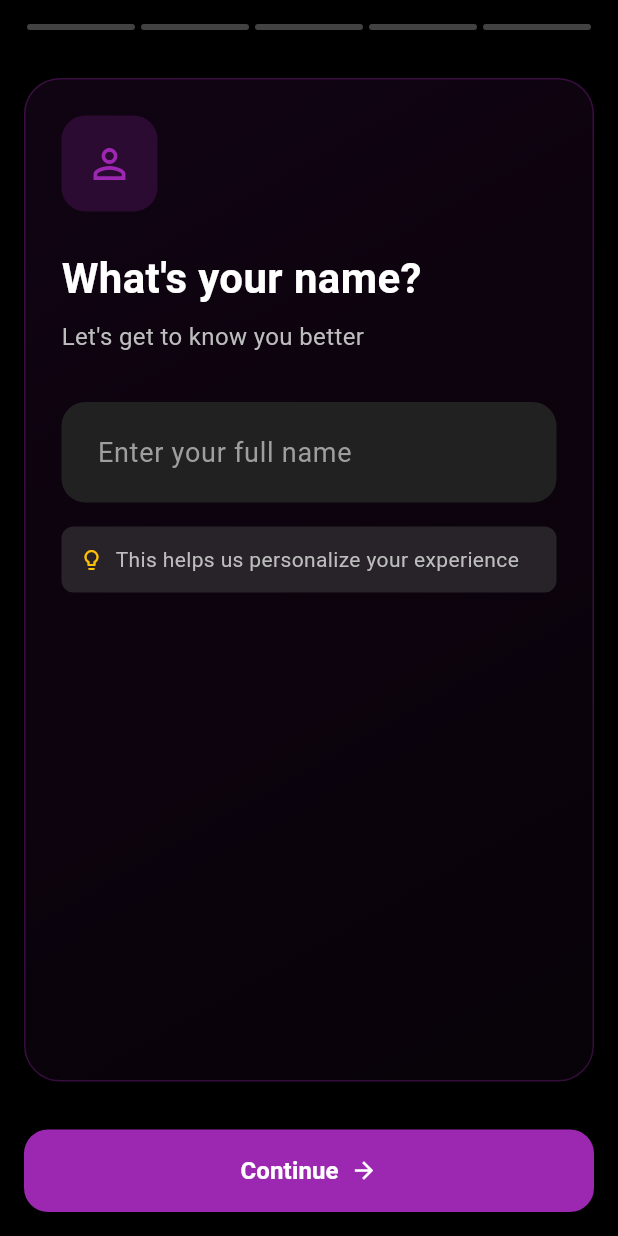
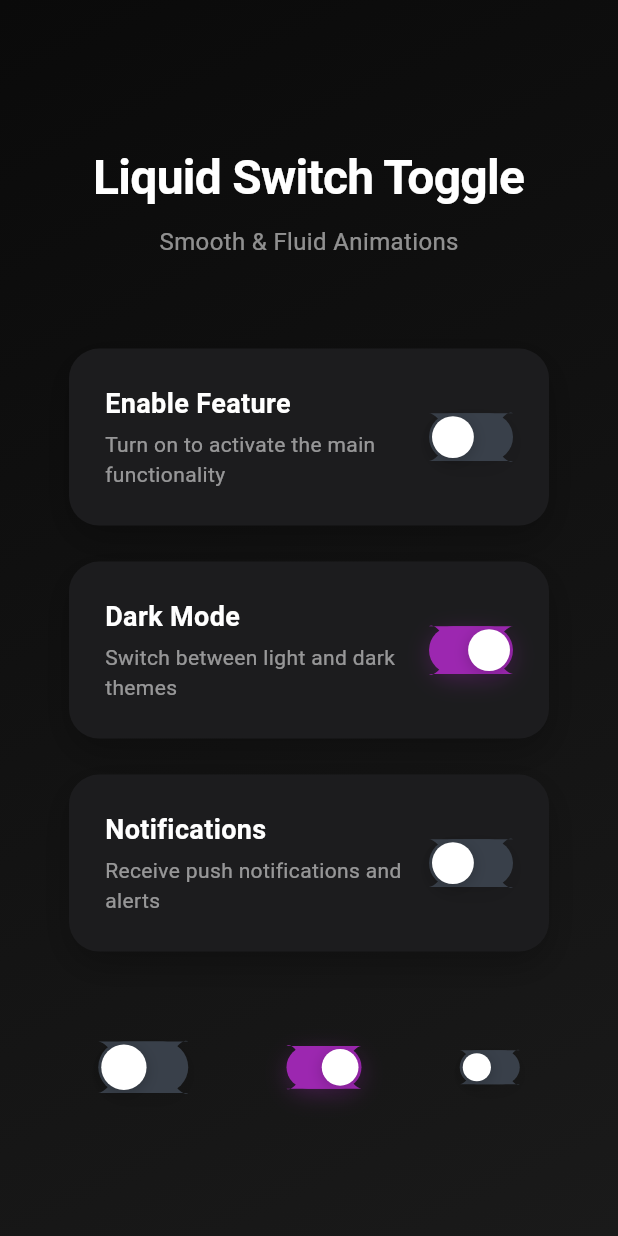
Before and after one commit to pksunny/flutter-ui-and-animations, a Flutter app: the screen it shows after launch, on a phone screen of 412 x 824 dp. Run offline on Flutter 3.47's test engine with Material 3 defaults, Android fonts, the phone set to English and light mode, and no system bars; our stand-ins replace font_awesome_flutter.

Commit message:
Liquid Switch Toggle Animation Added at Index #29

```diff
--- a/lib/main.dart
+++ b/lib/main.dart
@@ -17,6 +17,7 @@ import 'package:futurecore_codex/screens/25-slide-to-confirm-action-bar/slide_to
 import 'package:futurecore_codex/screens/26-fluid-progress-bar/fluid_progress_bar_screen.dart';
 import 'package:futurecore_codex/screens/27-success-checkmark-explosion/success_checkmark_explosion_screen.dart';
 import 'package:futurecore_codex/screens/28-story-style-stepper/story_style_stepper_screen.dart';
+import 'package:futurecore_codex/screens/29-liquid-switch-toggle/liquid_switch_toggle_screen.dart';
 import 'package:futurecore_codex/screens/3-six_nill/six_nill_screen.dart';
 import 'package:futurecore_codex/screens/4-rabbit_loading_animation/rabbit_animations_screen.dart';
 import 'package:futurecore_codex/screens/5-deadline_loading_animation%20copy/deadline_animations_screen.dart';
@@ -45,7 +46,7 @@ class MyApp extends StatelessWidget {
         ),
         useMaterial3: true,
       ),
-      home: StoryStyleStepperScreen()
+      home: LiquidSwitchToggleScreen()
     );
   }
 }
--- /dev/null
+++ b/lib/screens/29-liquid-switch-toggle/liquid_switch_toggle_screen.dart
@@ -0,0 +1,386 @@
+import 'package:flutter/material.dart';
+
+class LiquidSwitchToggleScreen extends StatefulWidget {
+  @override
+  _LiquidSwitchToggleScreenState createState() => _LiquidSwitchToggleScreenState();
+}
+
+class _LiquidSwitchToggleScreenState extends State<LiquidSwitchToggleScreen> {
+  bool _isEnabled = false;
+  bool _isDarkMode = true;
+  bool _notifications = false;
+
+  @override
+  Widget build(BuildContext context) {
+    return Scaffold(
+      backgroundColor: _isDarkMode ? Color(0xFF0A0A0A) : Color(0xFFF8F9FA),
+      body: Container(
+        decoration: BoxDecoration(
+          gradient: LinearGradient(
+            begin: Alignment.topLeft,
+            end: Alignment.bottomRight,
+            colors: _isDarkMode
+              ? [Color(0xFF0A0A0A), Color(0xFF1A1A1A)]
+              : [Color(0xFFF8F9FA), Color(0xFFE9ECEF)],
+          ),
+        ),
+        child: SafeArea(
+          child: Center(
+            child: Column(
+              mainAxisAlignment: MainAxisAlignment.center,
+              children: [
+                Text(
+                  'Liquid Switch Toggle',
+                  style: TextStyle(
+                    fontSize: 32,
+                    fontWeight: FontWeight.w700,
+                    color: _isDarkMode ? Colors.white : Color(0xFF1A1A1A),
+                    letterSpacing: -0.5,
+                  ),
+                ),
+                SizedBox(height: 8),
+                Text(
+                  'Smooth & Fluid Animations',
+                  style: TextStyle(
+                    fontSize: 16,
+                    color: _isDarkMode ? Colors.white54 : Color(0xFF6C757D),
+                    fontWeight: FontWeight.w400,
+                  ),
+                ),
+                SizedBox(height: 60),
+
+                // Main Feature Switch
+                _buildSwitchCard(
+                  'Enable Feature',
+                  'Turn on to activate the main functionality',
+                  _isEnabled,
+                  (value) => setState(() => _isEnabled = value),
+                  Colors.blue,
+                ),
+
+                SizedBox(height: 24),
+
+                // Dark Mode Switch
+                _buildSwitchCard(
+                  'Dark Mode',
+                  'Switch between light and dark themes',
+                  _isDarkMode,
+                  (value) => setState(() => _isDarkMode = value),
+                  Colors.purple,
+                ),
+
+                SizedBox(height: 24),
+
+                // Notifications Switch
+                _buildSwitchCard(
+                  'Notifications',
+                  'Receive push notifications and alerts',
+                  _notifications,
+                  (value) => setState(() => _notifications = value),
+                  Colors.green,
+                ),
+
+                SizedBox(height: 60),
+
+                // Standalone switches showcase
+                Row(
+                  mainAxisAlignment: MainAxisAlignment.spaceEvenly,
+                  children: [
+                    LiquidSwitch(
+                      value: _isEnabled,
+                      onChanged: (value) => setState(() => _isEnabled = value),
+                      activeColor: Colors.blue,
+                      size: 60,
+                    ),
+                    LiquidSwitch(
+                      value: _isDarkMode,
+                      onChanged: (value) => setState(() => _isDarkMode = value),
+                      activeColor: Colors.purple,
+                      size: 50,
+                    ),
+                    LiquidSwitch(
+                      value: _notifications,
+                      onChanged: (value) => setState(() => _notifications = value),
+                      activeColor: Colors.green,
+                      size: 40,
+                    ),
+                  ],
+                ),
+              ],
+            ),
+          ),
+        ),
+      ),
+    );
+  }
+
+  Widget _buildSwitchCard(String title, String subtitle, bool value, ValueChanged<bool> onChanged, Color activeColor) {
+    return Container(
+      width: 320,
+      padding: EdgeInsets.all(24),
+      decoration: BoxDecoration(
+        color: _isDarkMode ? Color(0xFF1C1C1E) : Colors.white,
+        borderRadius: BorderRadius.circular(20),
+        boxShadow: [
+          BoxShadow(
+            color: _isDarkMode ? Colors.black26 : Colors.black.withOpacity(0.1),
+            blurRadius: 20,
+            offset: Offset(0, 8),
+          ),
+        ],
+      ),
+      child: Row(
+        children: [
+          Expanded(
+            child: Column(
+              crossAxisAlignment: CrossAxisAlignment.start,
+              children: [
+                Text(
+                  title,
+                  style: TextStyle(
+                    fontSize: 18,
+                    fontWeight: FontWeight.w600,
+                    color: _isDarkMode ? Colors.white : Color(0xFF1A1A1A),
+                  ),
+                ),
+                SizedBox(height: 4),
+                Text(
+                  subtitle,
+                  style: TextStyle(
+                    fontSize: 14,
+                    color: _isDarkMode ? Colors.white54 : Color(0xFF6C757D),
+                  ),
+                ),
+              ],
+            ),
+          ),
+          SizedBox(width: 16),
+          LiquidSwitch(
+            value: value,
+            onChanged: onChanged,
+            activeColor: activeColor,
+          ),
+        ],
+      ),
+    );
+  }
+}
+
+class LiquidSwitch extends StatefulWidget {
+  final bool value;
+  final ValueChanged<bool> onChanged;
+  final Color activeColor;
+  final double size;
+
+  const LiquidSwitch({
+    Key? key,
+    required this.value,
+    required this.onChanged,
+    this.activeColor = Colors.blue,
+    this.size = 56,
+  }) : super(key: key);
+
+  @override
+  _LiquidSwitchState createState() => _LiquidSwitchState();
+}
+
+class _LiquidSwitchState extends State<LiquidSwitch>
+    with TickerProviderStateMixin {
+  late AnimationController _controller;
+  late AnimationController _bounceController;
+  late Animation<double> _animation;
+  late Animation<double> _bounceAnimation;
+
+  @override
+  void initState() {
+    super.initState();
+    _controller = AnimationController(
+      duration: Duration(milliseconds: 300),
+      vsync: this,
+    );
+    _bounceController = AnimationController(
+      duration: Duration(milliseconds: 200),
+      vsync: this,
+    );
+
+    _animation = CurvedAnimation(
+      parent: _controller,
+      curve: Curves.easeInOut,
+    );
+
+    _bounceAnimation = Tween<double>(
+      begin: 1.0,
+      end: 1.2,
+    ).animate(CurvedAnimation(
+      parent: _bounceController,
+      curve: Curves.elasticOut,
+    ));
+
+    if (widget.value) {
+      _controller.value = 1.0;
+    }
+  }
+
+  @override
+  void didUpdateWidget(LiquidSwitch oldWidget) {
+    super.didUpdateWidget(oldWidget);
+    if (oldWidget.value != widget.value) {
+      if (widget.value) {
+        _controller.forward();
+      } else {
+        _controller.reverse();
+      }
+      _bounceController.forward().then((_) {
+        _bounceController.reverse();
+      });
+    }
+  }
+
+  @override
+  void dispose() {
+    _controller.dispose();
+    _bounceController.dispose();
+    super.dispose();
+  }
+
+  @override
+  Widget build(BuildContext context) {
+    return GestureDetector(
+      onTap: () => widget.onChanged(!widget.value),
+      child: AnimatedBuilder(
+        animation: Listenable.merge([_animation, _bounceAnimation]),
+        builder: (context, child) {
+          return Transform.scale(
+            scale: _bounceAnimation.value,
+            child: Container(
+              width: widget.size,
+              height: widget.size * 0.57,
+              decoration: BoxDecoration(
+                borderRadius: BorderRadius.circular(widget.size * 0.3),
+                boxShadow: [
+                  BoxShadow(
+                    color: widget.value
+                        ? widget.activeColor.withOpacity(0.3)
+                        : Colors.black.withOpacity(0.1),
+                    blurRadius: 12,
+                    offset: Offset(0, 4),
+                  ),
+                ],
+              ),
+              child: Stack(
+                children: [
+                  // Background
+                  Container(
+                    decoration: BoxDecoration(
+                      color: widget.value
+                          ? widget.activeColor
+                          : Color(0xFF39404A),
+                      borderRadius: BorderRadius.circular(widget.size * 0.3),
+                    ),
+                  ),
+
+                  // Liquid blob
+                  CustomPaint(
+                    painter: LiquidBlobPainter(
+                      animation: _animation,
+                      activeColor: widget.activeColor,
+                      isActive: widget.value,
+                    ),
+                    size: Size(widget.size, widget.size * 0.57),
+                  ),
+
+                  // Thumb
+                  Positioned(
+                    left: _animation.value * (widget.size - widget.size * 0.57) + 2,
+                    top: 2,
+                    child: Container(
+                      width: widget.size * 0.57 - 4,
+                      height: widget.size * 0.57 - 4,
+                      decoration: BoxDecoration(
+                        color: Colors.white,
+                        shape: BoxShape.circle,
+                        boxShadow: [
+                          BoxShadow(
+                            color: Colors.black.withOpacity(0.2),
+                            blurRadius: 8,
+                            offset: Offset(0, 2),
+                          ),
+                        ],
+                      ),
+                    ),
+                  ),
+                ],
+              ),
+            ),
+          );
+        },
+      ),
+    );
+  }
+}
+
+class LiquidBlobPainter extends CustomPainter {
+  final Animation<double> animation;
+  final Color activeColor;
+  final bool isActive;
+
+  LiquidBlobPainter({
+    required this.animation,
+    required this.activeColor,
+    required this.isActive,
+  });
+
+  @override
+  void paint(Canvas canvas, Size size) {
+    final paint = Paint()
+      ..color = isActive ? activeColor : Color(0xFF39404A)
+      ..style = PaintingStyle.fill;
+
+    final path = Path();
+    final progress = animation.value;
+
+    // Create liquid blob effect
+    final centerY = size.height / 2;
+    final radius = size.height / 2;
+
+    // Left side
+    path.moveTo(0, centerY - radius);
+    path.quadraticBezierTo(
+      radius * 0.3,
+      centerY - radius * (1 + 0.2 * progress),
+      radius,
+      centerY,
+    );
+    path.quadraticBezierTo(
+      radius * 0.3,
+      centerY + radius * (1 + 0.2 * progress),
+      0,
+      centerY + radius,
+    );
+
+    // Bottom
+    path.lineTo(size.width, centerY + radius);
+
+    // Right side
+    path.quadraticBezierTo(
+      size.width - radius * 0.3,
+      centerY + radius * (1 + 0.2 * (1 - progress)),
+      size.width - radius,
+      centerY,
+    );
+    path.quadraticBezierTo(
+      size.width - radius * 0.3,
+      centerY - radius * (1 + 0.2 * (1 - progress)),
+      size.width,
+      centerY - radius,
+    );
+
+    // Top
+    path.lineTo(0, centerY - radius);
+
+    canvas.drawPath(path, paint);
+  }
+
+  @override
+  bool shouldRepaint(covariant CustomPainter oldDelegate) => true;
+}
```
Also changed, not shown: 1 other file.
